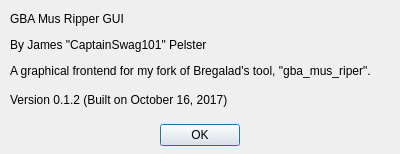
This is aboutdialog.ui in CaptainSwag101/gba-mus-ripper-gui as Qt 5 draws it before an edit. The edited form follows.
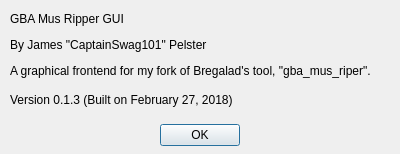
This is the edited form.

Diff of the .ui file:
```diff
--- a/aboutdialog.ui
+++ b/aboutdialog.ui
@@ -76,7 +76,7 @@
     <item>
      <widget class="QLabel" name="versionLabel">
       <property name="text">
-       <string>&lt;html&gt;&lt;head/&gt;&lt;body&gt;&lt;p&gt;Version 0.1.2 (Built on October 16, 2017)&lt;/p&gt;&lt;/body&gt;&lt;/html&gt;</string>
+       <string>&lt;html&gt;&lt;head/&gt;&lt;body&gt;&lt;p&gt;Version 0.1.3 (Built on February 27, 2018)&lt;/p&gt;&lt;/body&gt;&lt;/html&gt;</string>
       </property>
      </widget>
     </item>
```
